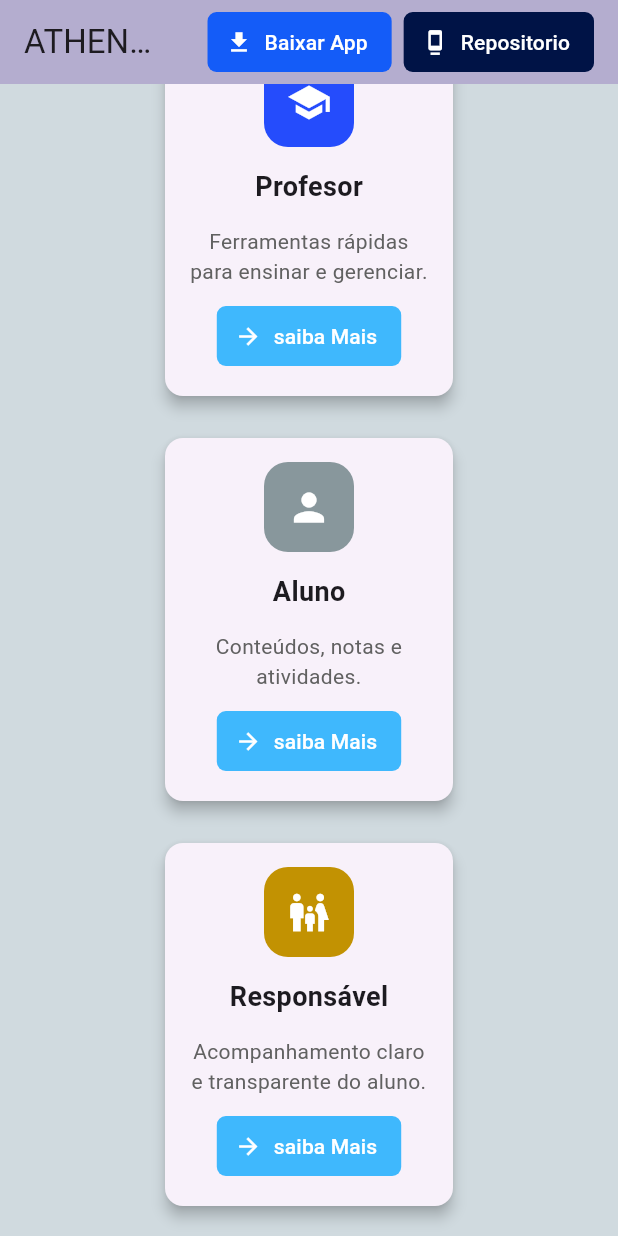
After one commit to ianpage08/Athena-Academy-Website, a Flutter app: the screen it shows after launch, scrolled down 2963 dp, after a tap on "saiba Mais", on a phone screen of 412 x 824 dp. The commit adds this screen. Run offline on Flutter 3.47's test engine with Material 3 defaults, Android fonts, the light colour scheme and no system bars.

Commit message:
feat(features): cria seção completa de Funcionalidades
- Adiciona cards individuais para Admin, Professor, Aluno e Pais
- Inclui ícones  para cada perfil (admin_panel_settings, school, person, family_restroom)
- Insere subtítulos curtos e corporativos para melhor clareza e leitura
- Define textos orientados a valor para cada tipo de usuário
- Cria estrutura responsiva para desktop e mobile

```diff
--- a/site_athena_academy/lib/app.dart
+++ b/site_athena_academy/lib/app.dart
@@ -1,5 +1,6 @@
 import 'package:flutter/material.dart';
 import 'package:site_athena_academy/sections/challenges/challenge_section.dart';
+import 'package:site_athena_academy/sections/features/features_section.dart';
 import 'package:site_athena_academy/sections/header/header_section.dart';
 import 'package:site_athena_academy/sections/hero_section/hero_section.dart';
 
@@ -25,6 +26,9 @@ class _AppState extends State<App> {
               Divider(),
               const SizedBox(height: 20),
               ChallengeSection(),
+              Divider(),
+              const SizedBox(height: 20),
+              FeaturesSection(),
             ],
           ),
         ),
--- /dev/null
+++ b/site_athena_academy/lib/sections/features/features_section.dart
@@ -0,0 +1,58 @@
+import 'package:flutter/material.dart';
+import 'package:site_athena_academy/sections/features/widgets/card_item.dart';
+
+class FeaturesSection extends StatefulWidget {
+  const FeaturesSection({super.key});
+
+  @override
+  State<FeaturesSection> createState() => _FeaturesSectionState();
+}
+
+class _FeaturesSectionState extends State<FeaturesSection> {
+  @override
+  Widget build(BuildContext context) {
+    return Column(
+      mainAxisAlignment: MainAxisAlignment.center,
+      children: [
+        Text('Pricipais Funcionalidades', style: TextStyle(fontSize: 32)),
+        Text(
+          'Um conjunto de ferramentas focadas em simplificar e otimizar a experiencia escolar',
+          style: TextStyle(fontSize: 18),
+        ),
+
+        SizedBox(height: 20),
+        Wrap(
+          spacing: 20,
+          runSpacing: 20,
+          alignment: WrapAlignment.center,
+          children: const [
+            CardItem(
+              background: Color.fromARGB(255, 8, 43, 71),
+              icon: Icons.admin_panel_settings,
+              title: 'Gestão Escolar',
+              subtitle: 'Gestão completa da escola com eficiência',
+            ),
+            CardItem(
+              background: Color.fromARGB(255, 37, 76, 252),
+              icon: Icons.school,
+              title: 'Profesor',
+              subtitle: 'Ferramentas rápidas para ensinar e gerenciar.',
+            ),
+            CardItem(
+              background: Color.fromARGB(115, 0, 41, 41),
+              icon: Icons.person,
+              title: 'Aluno',
+              subtitle: 'Conteúdos, notas e atividades.',
+            ),
+            CardItem(
+              background: Color.fromARGB(255, 194, 146, 2),
+              icon: Icons.family_restroom,
+              title: 'Responsável',
+              subtitle: 'Acompanhamento claro e transparente do aluno.',
+            ),
+          ],
+        ),
+      ],
+    );
+  }
+}
--- /dev/null
+++ b/site_athena_academy/lib/sections/features/widgets/card_item.dart
@@ -0,0 +1,70 @@
+import 'package:flutter/material.dart';
+
+class CardItem extends StatelessWidget {
+  final Color background;
+  final IconData icon;
+  final String title;
+  final String subtitle;
+
+  const CardItem({
+    super.key,
+    required this.background,
+    required this.icon,
+    required this.title,
+    required this.subtitle,
+  });
+
+  @override
+  Widget build(BuildContext context) {
+    return SizedBox(
+      width: 200,
+      height: 250,
+      child: Card(
+        elevation: 4,
+        shape: RoundedRectangleBorder(borderRadius: BorderRadius.circular(12)),
+        child: Padding(
+          padding: EdgeInsetsGeometry.all(16),
+          child: Column(
+            crossAxisAlignment: CrossAxisAlignment.center,
+            mainAxisAlignment: MainAxisAlignment.spaceBetween,
+            children: [
+              Container(
+                width: 60,
+                height: 60,
+                decoration: BoxDecoration(
+                  color: background,
+                  borderRadius: BorderRadius.circular(16),
+                ),
+                child: Icon(icon, color: Colors.white, size: 30),
+              ),
+              SizedBox(height: 12),
+              Text(
+                title,
+                style: TextStyle(fontSize: 18, fontWeight: FontWeight.bold),
+              ),
+              SizedBox(height: 12),
+              Text(
+                subtitle,
+                textAlign: TextAlign.center,
+                style: TextStyle(fontSize: 14, color: Colors.grey[700]),
+              ),
+              SizedBox(height: 8),
+              TextButton.icon(
+                style: TextButton.styleFrom(
+                  backgroundColor: const Color.fromARGB(248, 58, 182, 253),
+                  foregroundColor: const Color.fromARGB(255, 255, 255, 255),
+                  shape: RoundedRectangleBorder(
+                    borderRadius: BorderRadius.circular(6),
+                  ),
+                ),
+                onPressed: () {},
+                label: Text('saiba Mais'),
+                icon: Icon(Icons.arrow_forward),
+              ),
+            ],
+          ),
+        ),
+      ),
+    );
+  }
+}
```
